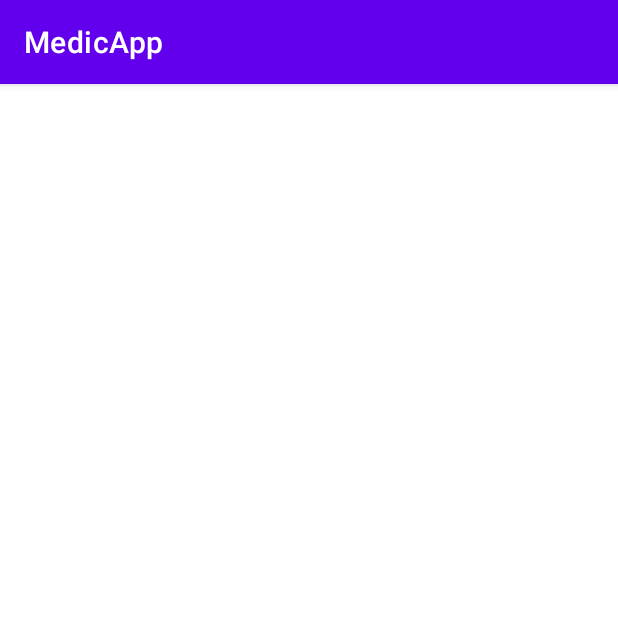
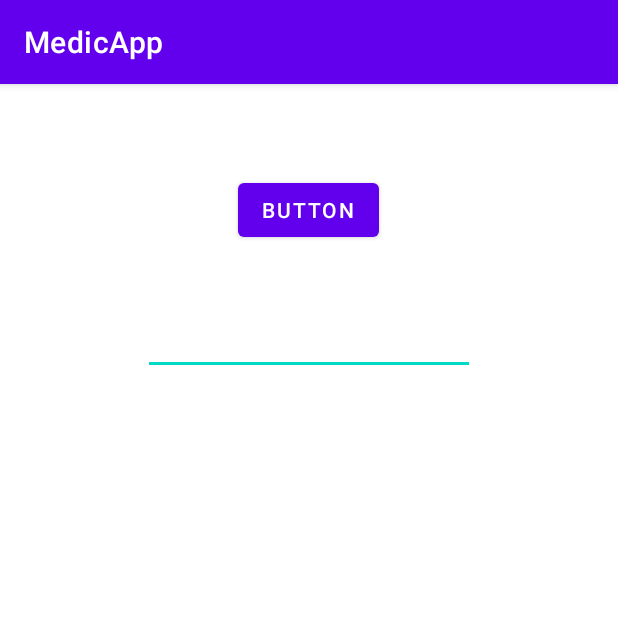
Before and after one commit to MarketTwits/MedicApp, an Android app: the AuthActivity screen opened directly, with no data from a screen before it, on a phone screen of 412 x 824 dp, the top half of it. Run offline under Robolectric (Android 15) with nearby library versions, the phone set to English and light mode, and no system bars.

Commit message:
add auth sections

```diff
--- a/app/src/main/java/com/example/medicapp/MedicApp.kt
+++ b/app/src/main/java/com/example/medicapp/MedicApp.kt
@@ -4,6 +4,8 @@ import android.app.Application
 import com.example.medicapp.data.CloudDataSource
 import com.example.medicapp.data.retrofit.RetrofitBuilder
 import com.example.medicapp.domain.RepositoryImpl
+import com.example.medicapp.presentation.auth.AuthCommunication
+import com.example.medicapp.presentation.auth.AuthViewModel
 import com.example.medicapp.presentation.send_code.SendCodeCommunication
 
 import com.example.medicapp.presentation.send_code.SendCodeViewModel
@@ -15,6 +17,7 @@ class MedicApp : Application() {
 
     lateinit var mainViewModel: MainViewModel
     lateinit var sendCodeViewModel : SendCodeViewModel
+    lateinit var authViewModel : AuthViewModel
     private val apiService = RetrofitBuilder.apiService
 
     override fun onCreate() {
@@ -28,5 +31,9 @@ class MedicApp : Application() {
             RepositoryImpl(CloudDataSource.Base(apiService, Gson())),
             SendCodeCommunication.Base()
         )
+        authViewModel = AuthViewModel(
+            RepositoryImpl(CloudDataSource.Base(apiService, Gson())),
+            AuthCommunication.Base()
+        )
     }
 }
--- /dev/null
+++ b/app/src/main/java/com/example/medicapp/data/data_model/AuthTokenResponse.kt
@@ -0,0 +1,6 @@
+package com.example.medicapp.data.data_model
+
+data class AuthTokenResponse(
+    val token : String?,
+    val errors : String
+)
--- a/app/src/main/java/com/example/medicapp/data/retrofit/ApiService.kt
+++ b/app/src/main/java/com/example/medicapp/data/retrofit/ApiService.kt
@@ -1,5 +1,6 @@
 package com.example.medicapp.data.retrofit
 
+import com.example.medicapp.data.data_model.AuthTokenResponse
 import com.example.medicapp.data.data_model.CatalogCloud
 import com.example.medicapp.data.data_model.CatalogCloudItem
 import com.example.medicapp.data.data_model.SendCodeResponseCloud
@@ -17,4 +18,10 @@ interface ApiService {
     suspend fun sendAuthCode(
         @Header("email") email : String
     ) : SendCodeResponseCloud
+
+    @POST("signin")
+    suspend fun signIn(
+        @Header("email") email: String,
+        @Header("code") authCode : String
+    ) : AuthTokenResponse
 }
--- a/app/src/main/java/com/example/medicapp/domain/Repository.kt
+++ b/app/src/main/java/com/example/medicapp/domain/Repository.kt
@@ -1,6 +1,7 @@
 package com.example.medicapp.domain
 
 import com.example.medicapp.data.NetworkResult
+import com.example.medicapp.data.data_model.AuthTokenResponse
 import com.example.medicapp.data.data_model.CatalogCloud
 import com.example.medicapp.data.data_model.SendCodeResponseCloud
 import okhttp3.ResponseBody
@@ -9,4 +10,5 @@ import okhttp3.ResponseBody
 interface Repository {
     suspend fun getCatalog() : NetworkResult<CatalogCloud>
     suspend fun sendEmail(email : String) : NetworkResult<SendCodeResponseCloud>
+    suspend fun signIn(email: String, authCode : String) : NetworkResult<AuthTokenResponse>
 }
--- a/app/src/main/java/com/example/medicapp/domain/RepositoryImpl.kt
+++ b/app/src/main/java/com/example/medicapp/domain/RepositoryImpl.kt
@@ -2,6 +2,7 @@ package com.example.medicapp.domain
 
 import com.example.medicapp.data.CloudDataSource
 import com.example.medicapp.data.NetworkResult
+import com.example.medicapp.data.data_model.AuthTokenResponse
 import com.example.medicapp.data.data_model.CatalogCloud
 import com.example.medicapp.data.data_model.CatalogCloudItem
 import com.example.medicapp.data.data_model.SendCodeResponseCloud
@@ -16,4 +17,8 @@ class RepositoryImpl(
     override suspend fun sendEmail(email: String): NetworkResult<SendCodeResponseCloud> {
         return cloudDataSource.sendAuthCode(email)
     }
+
+    override suspend fun signIn(email: String, authCode: String): NetworkResult<AuthTokenResponse> {
+       return cloudDataSource.signIn(email, authCode)
+    }
 }
--- a/app/src/main/java/com/example/medicapp/presentation/auth/AuthActivity.kt
+++ b/app/src/main/java/com/example/medicapp/presentation/auth/AuthActivity.kt
@@ -1,14 +1,62 @@
 package com.example.medicapp.presentation.auth
 
+import android.content.Context
+import android.content.Intent
 import androidx.appcompat.app.AppCompatActivity
 import android.os.Bundle
+import android.util.Log
+import androidx.lifecycle.lifecycleScope
+import com.example.medicapp.MedicApp
+import com.example.medicapp.data.NetworkResult
 import com.example.medicapp.databinding.ActivityAuthBinding
+import com.example.medicapp.presentation.base.NetworkUiModule
+import kotlinx.coroutines.launch
 
-class AuthActivity : AppCompatActivity() {
+class AuthActivity : AppCompatActivity(), NetworkUiModule {
     private lateinit var binding: ActivityAuthBinding
+    private lateinit var viewModel: AuthViewModel
+
     override fun onCreate(savedInstanceState: Bundle?) {
         super.onCreate(savedInstanceState)
+        viewModel = (application as MedicApp).authViewModel
         binding = ActivityAuthBinding.inflate(layoutInflater)
         setContentView(binding.root)
+        observe()
+        fetch()
+    }
+
+    override fun fetch() {
+        binding.btAuthCode.setOnClickListener {
+            val email = intent.getStringExtra(EXTRA_EMAIL);
+            val code = binding.edAuthCode.text.toString()
+            lifecycleScope.launch {
+                checkNotNull(email)
+                viewModel.signIn(email, code)
+            }
+        }
+    }
+
+    override fun observe() {
+        viewModel.observe(this) {
+            when (it) {
+                is NetworkResult.Success -> {
+                    Log.d("market_twits", it.toString())
+                }
+                is NetworkResult.Error -> {
+                    Log.e("market_twits", it.message.toString())
+                }
+                is NetworkResult.Loading -> {
+                    Log.d("market_twits", "loading")
+                }
+            }
+        }
+    }
+    companion object {
+        private const val EXTRA_EMAIL = "extra_user_email"
+        fun newIntentAddItem(email: String, context: Context): Intent {
+            val intent = Intent(context, AuthActivity::class.java)
+            intent.putExtra(EXTRA_EMAIL, email)
+            return intent
+        }
     }
 }
--- a/app/src/main/java/com/example/medicapp/presentation/base/NetworUiModule.kt
+++ b/app/src/main/java/com/example/medicapp/presentation/base/NetworUiModule.kt
@@ -6,9 +6,8 @@ import com.example.medicapp.data.NetworkResult
 import kotlinx.coroutines.launch
 
 interface NetworkUiModule {
-     fun getData()
+     fun fetch()
      fun observe()
      fun setupListeners(){
-
      }
 }
--- a/app/src/main/java/com/example/medicapp/presentation/main/MainActivity.kt
+++ b/app/src/main/java/com/example/medicapp/presentation/main/MainActivity.kt
@@ -21,8 +21,8 @@ class MainActivity : AppCompatActivity(), NetworkUiModule {
         viewModel = (application as MedicApp).mainViewModel
         binding = ActivityMainBinding.inflate(layoutInflater)
         setContentView(binding.root)
-        getData()
-        observe()
+//        fetch()
+//        observe()
         setupListener()
     }
     private fun setupListener(){
@@ -30,7 +30,7 @@ class MainActivity : AppCompatActivity(), NetworkUiModule {
             startActivity(Intent(this, SendCodeActivity::class.java))
         }
     }
-    override fun getData(){
+    override fun fetch(){
         lifecycleScope.launch {
             viewModel.getCatalog()
         }
--- a/app/src/main/res/layout/activity_auth.xml
+++ b/app/src/main/res/layout/activity_auth.xml
@@ -6,4 +6,26 @@
     android:layout_height="match_parent"
     tools:context=".presentation.auth.AuthActivity">
 
+
+    <Button
+        android:id="@+id/btAuthCode"
+        android:layout_width="wrap_content"
+        android:layout_height="wrap_content"
+        android:layout_marginTop="60dp"
+        android:text="Button"
+        app:layout_constraintEnd_toEndOf="parent"
+        app:layout_constraintHorizontal_bias="0.498"
+        app:layout_constraintStart_toStartOf="parent"
+        app:layout_constraintTop_toTopOf="parent" />
+
+    <EditText
+        android:id="@+id/edAuthCode"
+        android:layout_width="221dp"
+        android:layout_height="54dp"
+        android:layout_marginTop="32dp"
+        android:ems="10"
+        android:inputType="textPassword"
+        app:layout_constraintEnd_toEndOf="parent"
+        app:layout_constraintStart_toStartOf="parent"
+        app:layout_constraintTop_toBottomOf="@+id/btAuthCode" />
 </androidx.constraintlayout.widget.ConstraintLayout>
```
Also changed, not shown: app/src/main/java/com/example/medicapp/data/CloudDataSource.kt (+24 -1 lines), app/src/main/java/com/example/medicapp/presentation/auth/AuthViewModel.kt (+23 -4 lines), app/src/main/java/com/example/medicapp/presentation/send_code/SendCodeActivity.kt (+20 -6 lines), app/src/main/res/layout/activity_send_code.xml (+22 -0 lines).
